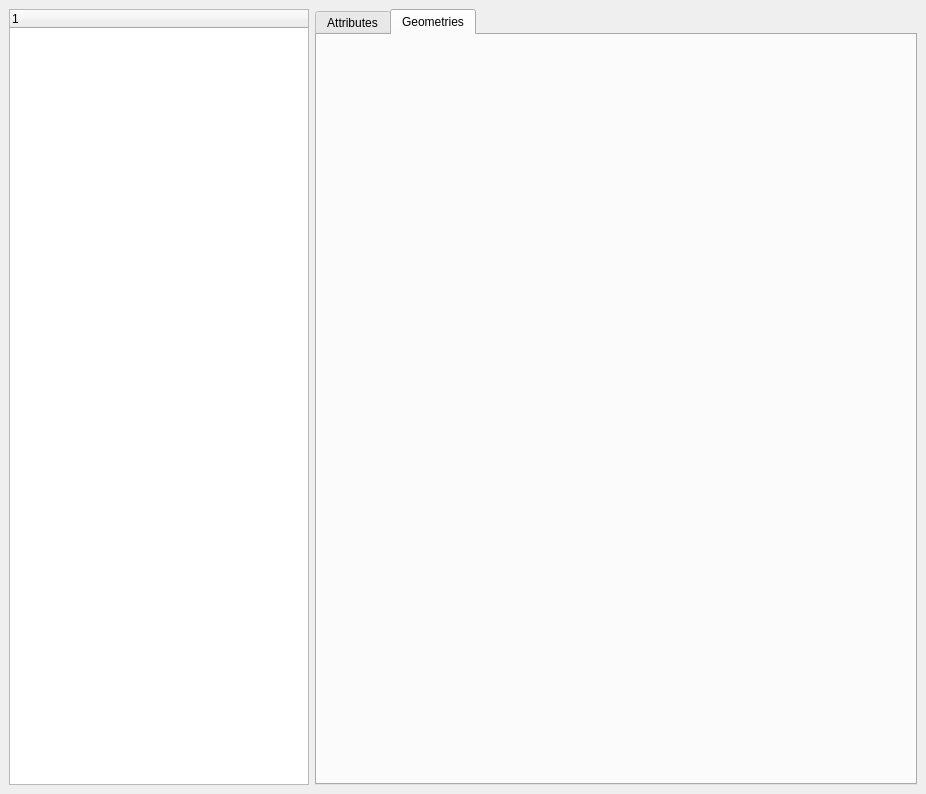
This is kart/gui/diffviewerwidget.ui in koordinates/kart-qgis-plugin as Qt 5 draws it before an edit. The edited form follows.
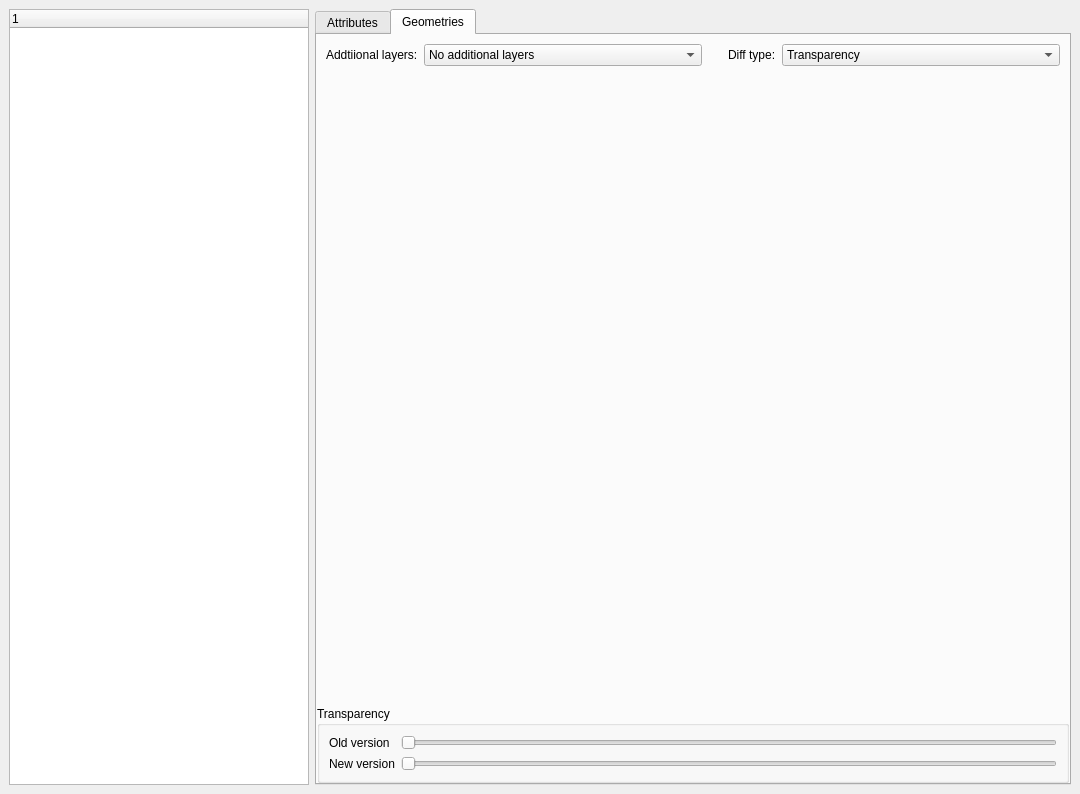
This is the edited form. The open tabs and pages were chosen to show the change.

Commit message: improvements to diff viewer

The edit to the form file:
```diff
--- a/kart/gui/diffviewerwidget.ui
+++ b/kart/gui/diffviewerwidget.ui
@@ -6,7 +6,7 @@
    <rect>
     <x>0</x>
     <y>0</y>
-    <width>926</width>
+    <width>1080</width>
     <height>794</height>
    </rect>
   </property>
@@ -136,9 +136,144 @@
             <property name="bottomMargin">
              <number>0</number>
             </property>
+            <item>
+             <widget class="QWidget" name="widgetDiffConfig" native="true">
+              <property name="sizePolicy">
+               <sizepolicy hsizetype="Preferred" vsizetype="Maximum">
+                <horstretch>0</horstretch>
+                <verstretch>0</verstretch>
+               </sizepolicy>
+              </property>
+              <layout class="QHBoxLayout" name="horizontalLayout_3">
+               <item>
+                <widget class="QLabel" name="label">
+                 <property name="sizePolicy">
+                  <sizepolicy hsizetype="Fixed" vsizetype="Maximum">
+                   <horstretch>0</horstretch>
+                   <verstretch>0</verstretch>
+                  </sizepolicy>
+                 </property>
+                 <property name="text">
+                  <string>Addtiional layers:</string>
+                 </property>
+                </widget>
+               </item>
+               <item>
+                <widget class="QComboBox" name="comboAdditionalLayers">
+                 <item>
+                  <property name="text">
+                   <string>No additional layers</string>
+                  </property>
+                 </item>
+                 <item>
+                  <property name="text">
+                   <string>Project layers</string>
+                  </property>
+                 </item>
+                 <item>
+                  <property name="text">
+                   <string>OSM basemap</string>
+                  </property>
+                 </item>
+                </widget>
+               </item>
+               <item>
+                <spacer name="horizontalSpacer">
+                 <property name="orientation">
+                  <enum>Qt::Horizontal</enum>
+                 </property>
+                 <property name="sizeType">
+                  <enum>QSizePolicy::Fixed</enum>
+                 </property>
+                 <property name="sizeHint" stdset="0">
+                  <size>
+                   <width>20</width>
+                   <height>20</height>
+                  </size>
+                 </property>
+                </spacer>
+               </item>
+               <item>
+                <widget class="QLabel" name="label_2">
+                 <property name="sizePolicy">
+                  <sizepolicy hsizetype="Fixed" vsizetype="Maximum">
+                   <horstretch>0</horstretch>
+                   <verstretch>0</verstretch>
+                  </sizepolicy>
+                 </property>
+                 <property name="text">
+                  <string>Diff type:</string>
+                 </property>
+                </widget>
+               </item>
+               <item>
+                <widget class="QComboBox" name="comboDiffType">
+                 <item>
+                  <property name="text">
+                   <string>Transparency</string>
+                  </property>
+                 </item>
+                 <item>
+                  <property name="text">
+                   <string>Swipe</string>
+                  </property>
+                 </item>
+                 <item>
+                  <property name="text">
+                   <string>Per-vertex diff</string>
+                  </property>
+                 </item>
+                </widget>
+               </item>
+              </layout>
+             </widget>
+            </item>
             <item>
              <widget class="QWidget" name="canvasWidget" native="true"/>
             </item>
+            <item>
+             <widget class="QGroupBox" name="grpTransparency">
+              <property name="sizePolicy">
+               <sizepolicy hsizetype="Preferred" vsizetype="Maximum">
+                <horstretch>0</horstretch>
+                <verstretch>0</verstretch>
+               </sizepolicy>
+              </property>
+              <property name="title">
+               <string>Transparency</string>
+              </property>
+              <layout class="QGridLayout" name="gridLayout">
+               <item row="0" column="0">
+                <widget class="QLabel" name="label_3">
+                 <property name="text">
+                  <string>Old version</string>
+                 </property>
+                </widget>
+               </item>
+               <item row="0" column="1">
+                <widget class="QSlider" name="sliderTransparencyOld">
+                 <property name="orientation">
+                  <enum>Qt::Horizontal</enum>
+                 </property>
+                </widget>
+               </item>
+               <item row="1" column="0">
+                <widget class="QLabel" name="label_4">
+                 <property name="text">
+                  <string>New version</string>
+                 </property>
+                </widget>
+               </item>
+               <item row="1" column="1">
+                <widget class="QSlider" name="sliderTransparencyNew">
+                 <property name="orientation">
+                  <enum>Qt::Horizontal</enum>
+                 </property>
+                </widget>
+               </item>
+              </layout>
+             </widget>
+            </item>
            </layout>
           </widget>
          </widget>
```
The commit also changes 6 other files.
